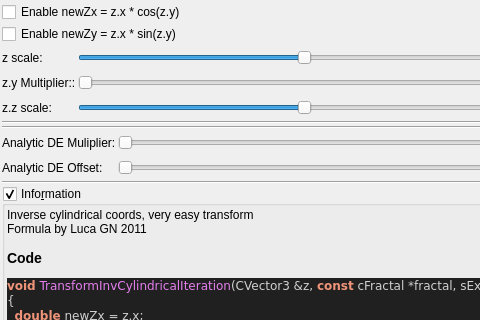
The window that mandelbulber2/qt_data/fractal_transf_inv_cylindrical.ui (buddhi1980/mandelbulber2) describes before a commit, drawn with Qt 5; both pictures show x 0 to 480 and y 0 to 320 of the 623 by 751 pixel window.
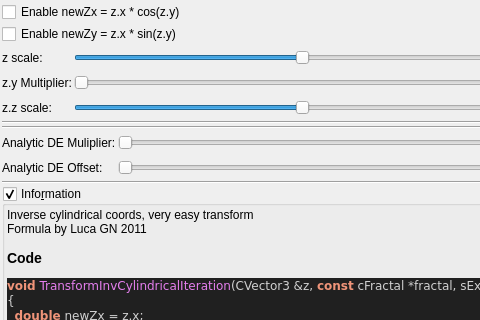
The same window after the commit. Custom widgets are drawn as their Qt base class.

The edit to the form file:
```diff
--- a/mandelbulber2/qt_data/fractal_transf_inv_cylindrical.ui
+++ b/mandelbulber2/qt_data/fractal_transf_inv_cylindrical.ui
@@ -90,7 +90,7 @@
      <item row="3" column="0">
       <widget class="QLabel" name="label_113">
        <property name="text">
-        <string>z.y Multiplier::</string>
+        <string>z.y Multiplier:</string>
        </property>
       </widget>
      </item>
```
